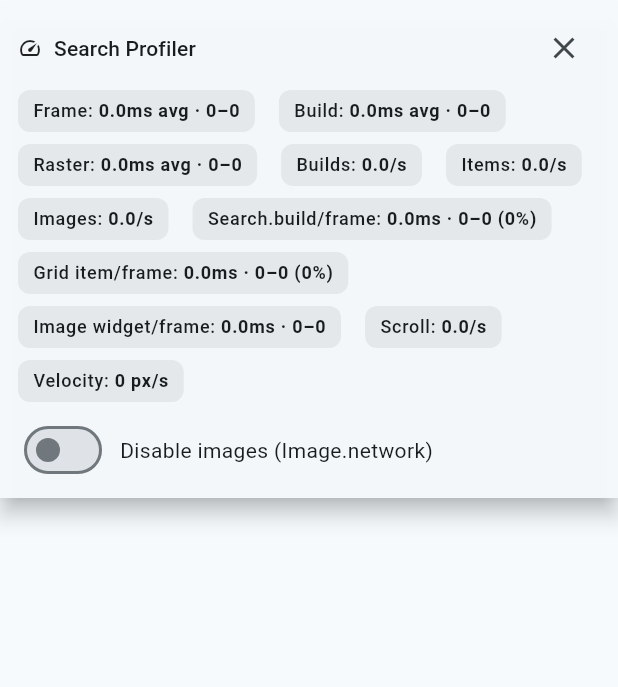
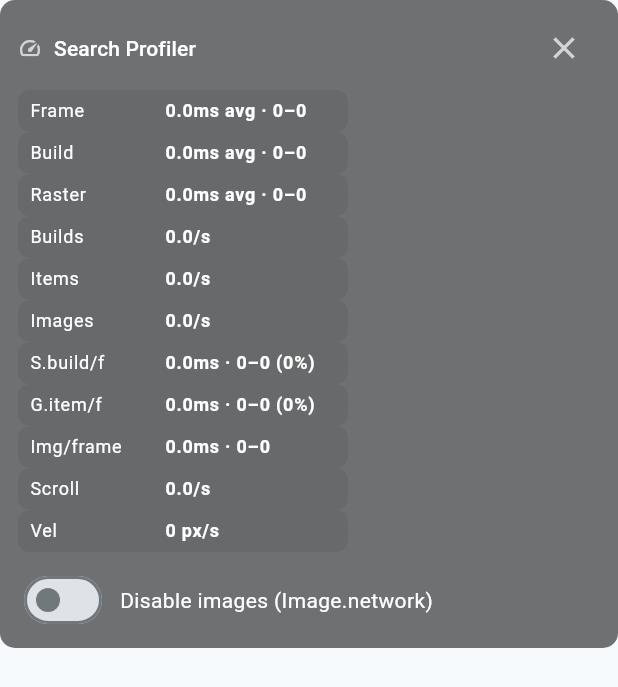
Before and after one commit to LEChaney/PoseTrainer, a Flutter app: the _SearchProfilerHud widget shown alone on an empty page, opened directly with empty values, on a phone screen of 412 x 824 dp. Shown: the top 687 px of the screen. Run offline on Flutter 3.47's test engine with Material 3 defaults, Android fonts, the light colour scheme and no system bars; our stand-ins replace hive_ce, hive_ce_flutter, share_plus, web; missing offline and left inert: dart:js_interop; accounts and stored records are empty; network calls fail.

Commit message:
Improved search page profiling

```diff
--- a/lib/screens/search_screen.dart
+++ b/lib/screens/search_screen.dart
@@ -2,6 +2,7 @@ import 'package:flutter/material.dart';
 import 'dart:async';
 import 'package:flutter/foundation.dart' show kIsWeb;
 import 'package:flutter/services.dart';
+import 'dart:ui' show FontFeature;
 
 import 'package:provider/provider.dart';
 import '../services/reference_search_service.dart';
@@ -180,6 +181,7 @@ class _SearchScreenState extends State<SearchScreen>
                         result: r,
                         selected: selected,
                         disableImage: _disableImages,
+                        profiler: _profiler,
                         onImageBuilt: (ms) {
                           _profiler.noteSearchImageWidgetCreated();
                           _profiler.noteSearchImageWidgetCreateDuration(ms);
@@ -263,16 +265,22 @@ class _SearchScreenState extends State<SearchScreen>
                 },
               ),
             ),
-          ],
-        ),
-        bottomNavigationBar: _showProfilerHud
-            ? _SearchProfilerHud(
+
+            // Floating profiler HUD overlay (does not affect layout)
+            if (_showProfilerHud)
+              Positioned(
+                left: 8,
+                bottom: 8,
+                child: _SearchProfilerHud(
                   profiler: _profiler,
                   disableImages: _disableImages,
                   onToggleImages: (v) => setState(() => _disableImages = v),
                   onClose: _hideProfilerHud,
-              )
-            : null,
+                ),
+              ),
+          ],
+        ),
+        bottomNavigationBar: null,
         floatingActionButton: null,
       );
     } finally {
@@ -672,6 +680,7 @@ class _ResultTile extends StatelessWidget {
     required this.result,
     required this.selected,
     required this.onToggle,
+    required this.profiler,
     this.disableImage = false,
     this.onImageBuilt,
   });
@@ -679,6 +688,7 @@ class _ResultTile extends StatelessWidget {
   final bool selected;
   final VoidCallback onToggle;
   final bool disableImage;
+  final DebugProfiler profiler;
   final void Function(double ms)? onImageBuilt;
   @override
   Widget build(BuildContext context) {
@@ -703,7 +713,10 @@ class _ResultTile extends StatelessWidget {
                 : Builder(
                     builder: (context) {
                       final swImg = Stopwatch()..start();
-                      final img = Image.network(
+                      final img = PaintProfiler(
+                        profiler: profiler,
+                        label: "GridView.Image",
+                        child: Image.network(
                           result.previewUrl,
                           fit: BoxFit.contain,
                           filterQuality: FilterQuality.low,
@@ -718,6 +731,7 @@ class _ResultTile extends StatelessWidget {
                               Icons.broken_image,
                               size: 20,
                               color: Colors.white54,
+                            ),
                           ),
                         ),
                       );
@@ -804,40 +818,47 @@ class _SearchProfilerHudState extends State<_SearchProfilerHud> {
   @override
   Widget build(BuildContext context) {
     final theme = Theme.of(context);
-    final surface = theme.colorScheme.surface;
-    final textStyle = theme.textTheme.labelMedium;
+    final textStyle = theme.textTheme.labelMedium?.copyWith(
+      color: Colors.white,
+    );
     final hasGridPaint = widget.profiler.hasSubtreeLabel('Search.GridView');
     final hasHeaderPaint = widget.profiler.hasSubtreeLabel(
       'Search.HeaderOverlay',
     );
-    return Material(
-      color: surface.withValues(alpha: 0.95),
-      elevation: 6,
-      child: SafeArea(
-        top: false,
-        child: Padding(
+    return RepaintBoundary(
+      child: Container(
+        constraints: const BoxConstraints(maxWidth: 520),
         padding: const EdgeInsets.symmetric(horizontal: 12, vertical: 8),
+        decoration: BoxDecoration(
+          color: Colors.black.withValues(alpha: 0.55),
+          borderRadius: BorderRadius.circular(10),
+        ),
         child: Column(
           mainAxisSize: MainAxisSize.min,
           crossAxisAlignment: CrossAxisAlignment.start,
           children: [
             Row(
               children: [
-                  const Icon(Icons.speed, size: 16),
+                const Icon(Icons.speed, size: 16, color: Colors.white70),
                 const SizedBox(width: 8),
-                  Text('Search Profiler', style: theme.textTheme.titleSmall),
+                Text(
+                  'Search Profiler',
+                  style: theme.textTheme.titleSmall?.copyWith(
+                    color: Colors.white,
+                  ),
+                ),
                 const Spacer(),
                 IconButton(
                   tooltip: 'Close',
-                    icon: const Icon(Icons.close),
+                  icon: const Icon(Icons.close, color: Colors.white70),
                   onPressed: widget.onClose,
                 ),
               ],
             ),
             const SizedBox(height: 4),
             Wrap(
-                spacing: 16,
-                runSpacing: 8,
+              spacing: 8,
+              runSpacing: 0,
               children: [
                 _chip(
                   'Frame',
@@ -869,21 +890,27 @@ class _SearchProfilerHudState extends State<_SearchProfilerHud> {
                   '${widget.profiler.imageWidgetsPerSec.toStringAsFixed(1)}/s',
                   textStyle,
                 ),
-                  _chip('Search.build/frame', () {
+                _chip('S.build/f', () {
                   final avg = widget.profiler.perFrameAvgSearchBuildMs;
                   final buildAvg = widget.profiler.frameAvgBuildMs;
                   final pct = buildAvg <= 0 ? 0 : (avg / buildAvg * 100.0);
                   return '${avg.toStringAsFixed(1)}ms · ${widget.profiler.perFrameMinSearchBuildMs.toStringAsFixed(0)}–${widget.profiler.perFrameMaxSearchBuildMs.toStringAsFixed(0)} (${pct.toStringAsFixed(0)}%)';
                 }(), textStyle),
-                  _chip('Grid item/frame', () {
+                _chip('G.item/f', () {
                   final avg = widget.profiler.perFrameAvgGridItemBuildMs;
                   final buildAvg = widget.profiler.frameAvgBuildMs;
                   final pct = buildAvg <= 0 ? 0 : (avg / buildAvg * 100.0);
                   return '${avg.toStringAsFixed(1)}ms · ${widget.profiler.perFrameMinGridItemBuildMs.toStringAsFixed(0)}–${widget.profiler.perFrameMaxGridItemBuildMs.toStringAsFixed(0)} (${pct.toStringAsFixed(0)}%)';
                 }(), textStyle),
                 _chip(
-                    'Image widget/frame',
+                  'Img/frame',
                   '${widget.profiler.perFrameAvgImageWidgetMs.toStringAsFixed(1)}ms · ${widget.profiler.perFrameMinImageWidgetMs.toStringAsFixed(0)}–${widget.profiler.perFrameMaxImageWidgetMs.toStringAsFixed(0)}',
+                  textStyle,
+                ),
+                if (hasHeaderPaint)
+                  _chip(
+                    'Hdr paint',
+                    '${widget.profiler.subtreeAvgMs('Search.HeaderOverlay').toStringAsFixed(1)}ms · ${widget.profiler.subtreeMinMs('Search.HeaderOverlay').toStringAsFixed(0)}–${widget.profiler.subtreeMaxMs('Search.HeaderOverlay').toStringAsFixed(0)}',
                     textStyle,
                   ),
                 if (hasGridPaint)
@@ -892,10 +919,10 @@ class _SearchProfilerHudState extends State<_SearchProfilerHud> {
                     '${widget.profiler.subtreeAvgMs('Search.GridView').toStringAsFixed(1)}ms · ${widget.profiler.subtreeMinMs('Search.GridView').toStringAsFixed(0)}–${widget.profiler.subtreeMaxMs('Search.GridView').toStringAsFixed(0)}',
                     textStyle,
                   ),
-                  if (hasHeaderPaint)
+                if (hasGridPaint)
                   _chip(
-                      'Header paint',
-                      '${widget.profiler.subtreeAvgMs('Search.HeaderOverlay').toStringAsFixed(1)}ms · ${widget.profiler.subtreeMinMs('Search.HeaderOverlay').toStringAsFixed(0)}–${widget.profiler.subtreeMaxMs('Search.HeaderOverlay').toStringAsFixed(0)}',
+                    'Img paint',
+                    '${widget.profiler.subtreeAvgMs('GridView.Image').toStringAsFixed(1)}ms · ${widget.profiler.subtreeMinMs('GridView.Image').toStringAsFixed(0)}–${widget.profiler.subtreeMaxMs('GridView.Image').toStringAsFixed(0)}',
                     textStyle,
                   ),
                 _chip(
@@ -904,7 +931,7 @@ class _SearchProfilerHudState extends State<_SearchProfilerHud> {
                   textStyle,
                 ),
                 _chip(
-                    'Velocity',
+                  'Vel',
                   '${widget.profiler.lastScrollVelocityPxPerSec.toStringAsFixed(0)} px/s',
                   textStyle,
                 ),
@@ -918,19 +945,26 @@ class _SearchProfilerHudState extends State<_SearchProfilerHud> {
                   onChanged: widget.onToggleImages,
                 ),
                 const SizedBox(width: 8),
-                  const Text('Disable images (Image.network)'),
+                const Text(
+                  'Disable images (Image.network)',
+                  style: TextStyle(color: Colors.white),
+                ),
               ],
             ),
           ],
-          ),
         ),
       ),
     );
   }
 
   Widget _chip(String label, String value, TextStyle? textStyle) {
-    return Container(
-      padding: const EdgeInsets.symmetric(horizontal: 10, vertical: 6),
+    // Use fixed widths for label and value to avoid relayout when numbers change.
+    final labelStyle = textStyle?.copyWith(fontWeight: FontWeight.w400);
+    final valueStyle = textStyle?.copyWith(fontWeight: FontWeight.w700);
+    return SizedBox(
+      width: 220,
+      child: Container(
+        padding: const EdgeInsets.symmetric(horizontal: 8, vertical: 6),
         decoration: BoxDecoration(
           color: Colors.black.withValues(alpha: 0.06),
           borderRadius: BorderRadius.circular(8),
@@ -938,9 +972,28 @@ class _SearchProfilerHudState extends State<_SearchProfilerHud> {
         child: Row(
           mainAxisSize: MainAxisSize.min,
           children: [
-          Text('$label: ', style: textStyle),
-          Text(value, style: textStyle?.copyWith(fontWeight: FontWeight.w600)),
+            SizedBox(
+              width: 84,
+              child: Text(
+                label,
+                style: labelStyle,
+                overflow: TextOverflow.ellipsis,
+              ),
+            ),
+            const SizedBox(width: 6),
+            Expanded(
+              child: Text(
+                value,
+                style: valueStyle?.merge(
+                  const TextStyle(fontFeatures: [FontFeature.tabularFigures()]),
+                ),
+                softWrap: true,
+                maxLines: 2,
+                overflow: TextOverflow.ellipsis,
+              ),
+            ),
           ],
+        ),
       ),
     );
   }
```
Lines whose indentation alone changed are shown as unchanged.
